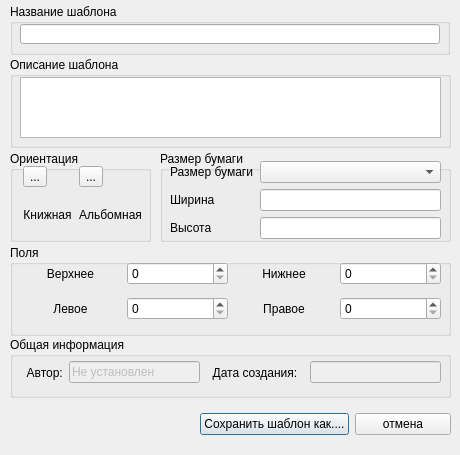
First picture: the form in vp_plugins/testWithGui/addtemplate.ui, repository sobiron236/cupsfilter, before the edit.
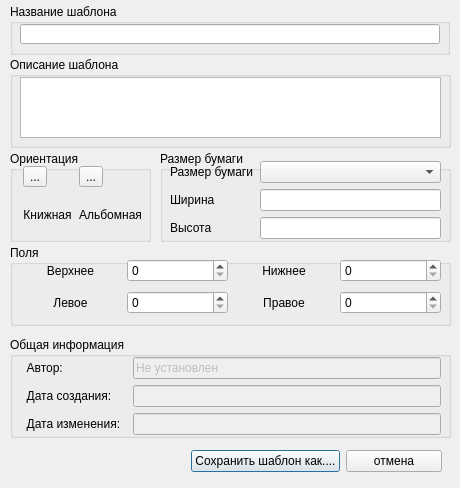
Second picture: the form after the edit. Icons and pictures are not drawn.

Commit message: Размещение элементов Добавил поле  время модификации шаблона

```diff
--- a/vp_plugins/testWithGui/addtemplate.ui
+++ b/vp_plugins/testWithGui/addtemplate.ui
@@ -10,7 +10,7 @@
     <x>0</x>
     <y>0</y>
     <width>460</width>
-    <height>455</height>
+    <height>488</height>
    </rect>
   </property>
   <property name="windowTitle">
@@ -54,8 +54,8 @@
   <widget class="QWidget" name="horizontalLayoutWidget_2">
    <property name="geometry">
     <rect>
-     <x>200</x>
-     <y>404</y>
+     <x>191</x>
+     <y>441</y>
      <width>251</width>
      <height>41</height>
     </rect>
@@ -106,7 +106,7 @@
      <x>10</x>
      <y>337</y>
      <width>441</width>
-     <height>61</height>
+     <height>101</height>
     </rect>
    </property>
    <property name="title">
@@ -118,18 +118,18 @@
       <x>10</x>
       <y>20</y>
       <width>421</width>
-      <height>31</height>
+      <height>80</height>
      </rect>
     </property>
-    <layout class="QHBoxLayout" name="horizontalLayout_3">
-     <item>
+    <layout class="QFormLayout" name="formLayout">
+     <item row="0" column="0">
       <widget class="QLabel" name="label">
        <property name="text">
         <string>  Автор:</string>
        </property>
       </widget>
      </item>
-     <item>
+     <item row="0" column="1">
       <widget class="QLineEdit" name="author_lineEd">
        <property name="enabled">
         <bool>false</bool>
@@ -142,15 +142,32 @@
        </property>
       </widget>
      </item>
-     <item>
+     <item row="1" column="0">
       <widget class="QLabel" name="label_3">
        <property name="text">
         <string>  Дата создания:  </string>
        </property>
       </widget>
      </item>
-     <item>
-      <widget class="QLineEdit" name="date_lineEd">
+     <item row="1" column="1">
+      <widget class="QLineEdit" name="cdate_lineEd">
+       <property name="enabled">
+        <bool>false</bool>
+       </property>
+       <property name="readOnly">
+        <bool>true</bool>
+       </property>
+      </widget>
+     </item>
+     <item row="2" column="0">
+      <widget class="QLabel" name="label_7">
+       <property name="text">
+        <string>  Дата изменения:  </string>
+       </property>
+      </widget>
+     </item>
+     <item row="2" column="1">
+      <widget class="QLineEdit" name="mdate_lineEd">
        <property name="enabled">
         <bool>false</bool>
        </property>
@@ -275,7 +292,7 @@
      <x>10</x>
      <y>245</y>
      <width>441</width>
-     <height>91</height>
+     <height>81</height>
     </rect>
    </property>
    <property name="title">
@@ -287,7 +304,7 @@
       <x>10</x>
       <y>11</y>
       <width>421</width>
-      <height>71</height>
+      <height>61</height>
      </rect>
     </property>
     <layout class="QGridLayout" name="gridLayout">
```
Left out of the diff: 4 changed lines with no effect on the pictures.
